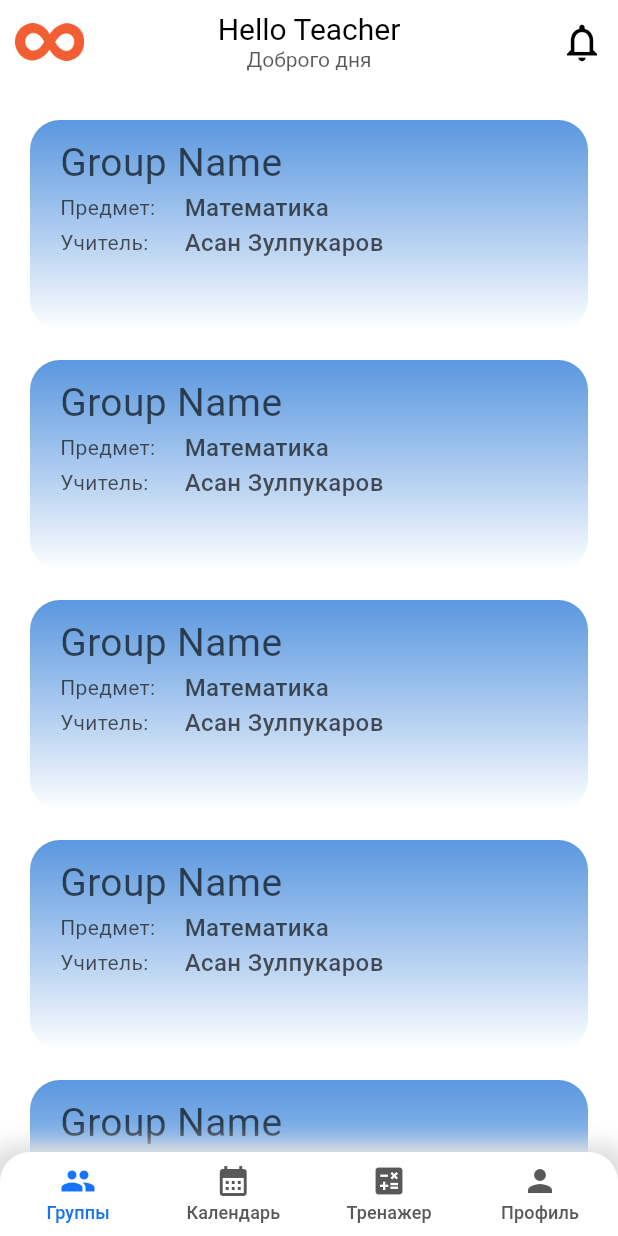
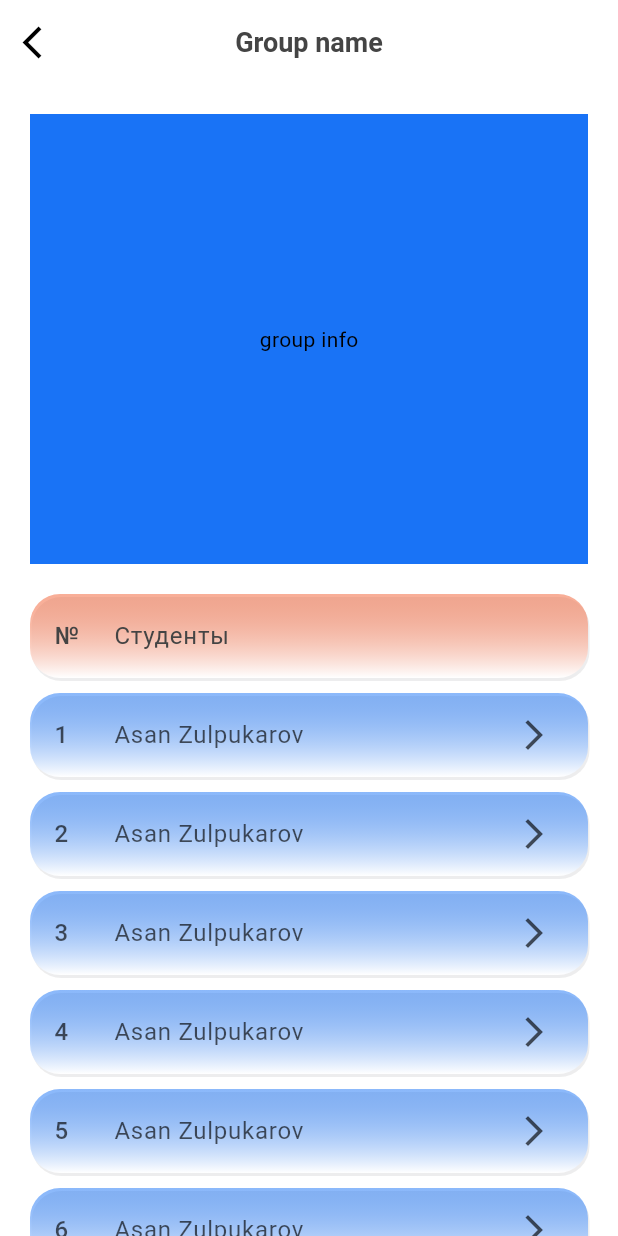
Before and after one commit to AsanZulpukarov/academia_rosta-2.0, a Flutter app: the HomeScreen screen opened directly, after a tap on "Group Name", on a phone screen of 412 x 824 dp. Run offline on Flutter 3.47's test engine with Material 3 defaults, Android fonts, the phone set to English and light mode, and no system bars; our stand-ins replace flutter_screenutil, gap, table_calendar; Roboto replaces fonts that are missing (Gilroy).

Commit message:
change design and add pages

```diff
--- a/lib/app_theme.dart
+++ b/lib/app_theme.dart
@@ -56,11 +56,7 @@ class AppTheme {
     appBarTheme: AppBarTheme(
       centerTitle: false,
       elevation: 0,
-      titleTextStyle: AppTextStyles.black18Semibold.copyWith(
-        fontSize: 24,
-        color: AppColors.black,
-        fontWeight: FontWeight.w800,
-      ),
+      titleTextStyle: AppTextStyles.black18Semibold,
       titleSpacing: 0,
       backgroundColor: Colors.transparent,
       iconTheme: const IconThemeData(
@@ -86,11 +82,6 @@ class AppTheme {
         borderSide: BorderSide.none,
         borderRadius: BorderRadius.all(Radius.circular(8)),
       ),
-
-      // constraints: BoxConstraints(
-      //   maxHeight: 50,
-      //   minHeight: 49,
-      // ),
       contentPadding: EdgeInsets.symmetric(
         vertical: 16,
         horizontal: 20,
--- /dev/null
+++ b/lib/features/presentation/pages/home/group_page/group_info.dart
@@ -0,0 +1,123 @@
+import 'package:academia_rosta_diplom/app_theme.dart';
+import 'package:flutter/material.dart';
+import 'package:gap/gap.dart';
+
+import '../../../../../app_text_styles.dart';
+
+class GroupInfo extends StatelessWidget {
+  const GroupInfo({Key? key}) : super(key: key);
+
+  @override
+  Widget build(BuildContext context) {
+    return Scaffold(
+      appBar: AppBar(
+        title: const Text("Group name"),
+        centerTitle: true,
+        leading: IconButton(
+          splashRadius: 20,
+          alignment: Alignment.center,
+          icon: Icon(Icons.arrow_back_ios),
+          onPressed: () {
+            Navigator.pop(context);
+          },
+        ),
+      ),
+      body: SingleChildScrollView(
+        physics: ScrollPhysics(),
+        padding: const EdgeInsets.all(20.0),
+        child: Column(
+          children: [
+            Container(
+              alignment: Alignment.center,
+              height: 300,
+              color: AppColors.customButton,
+              child: Text("group info"),
+            ),
+            Gap(20),
+            Container(
+              decoration: BoxDecoration(
+                gradient: LinearGradient(
+                  begin: Alignment.topCenter,
+                  end: Alignment.bottomCenter,
+                  colors: [
+                    AppColors.secondaryColor.withOpacity(0.5),
+                    AppColors.white,
+                  ],
+                ),
+                boxShadow: const [
+                  BoxShadow(
+                    color: Color.fromRGBO(30, 32, 37, 0.08),
+                    offset: Offset(1, 2),
+                    blurRadius: 0,
+                    spreadRadius: 0,
+                    blurStyle: BlurStyle.inner,
+                  ),
+                ],
+                borderRadius: BorderRadius.circular(20),
+              ),
+              child: ListTile(
+                title: Text(
+                  "Студенты",
+                  style: AppTextStyles.black16Regular,
+                ),
+                leading: Text(
+                  "№",
+                  style: AppTextStyles.black16Regular,
+                ),
+              ),
+            ),
+            Gap(10),
+            ListView.separated(
+              shrinkWrap: true,
+              physics: const NeverScrollableScrollPhysics(),
+              itemCount: 7,
+              itemBuilder: (context, index) {
+                return Container(
+                  decoration: BoxDecoration(
+                    gradient: LinearGradient(
+                      begin: Alignment.topCenter,
+                      end: Alignment.bottomCenter,
+                      colors: [
+                        AppColors.main.withOpacity(0.5),
+                        AppColors.white,
+                      ],
+                    ),
+                    boxShadow: const [
+                      BoxShadow(
+                        color: Color.fromRGBO(30, 32, 37, 0.08),
+                        offset: Offset(1, 2),
+                        blurRadius: 0,
+                        spreadRadius: 0,
+                        blurStyle: BlurStyle.inner,
+                      ),
+                    ],
+                    borderRadius: BorderRadius.circular(20),
+                  ),
+                  child: ListTile(
+                    title: Text(
+                      "Asan Zulpukarov",
+                      style: AppTextStyles.black16Regular
+                          .copyWith(color: AppColors.blackOpacity65),
+                    ),
+                    leading: Text(
+                      (index + 1).toString(),
+                      style: AppTextStyles.black16Regular
+                          .copyWith(color: AppColors.blackOpacity65),
+                    ),
+                    trailing: Icon(
+                      Icons.arrow_forward_ios,
+                      color: AppColors.blackOpacity65,
+                    ),
+                  ),
+                );
+              },
+              separatorBuilder: (BuildContext context, int index) {
+                return const Gap(10);
+              },
+            ),
+          ],
+        ),
+      ),
+    );
+  }
+}
--- a/lib/features/presentation/pages/home/group_screen.dart
+++ b/lib/features/presentation/pages/home/group_page/group_screen.dart
@@ -1,5 +1,6 @@
 import 'package:academia_rosta_diplom/app_text_styles.dart';
 import 'package:academia_rosta_diplom/app_theme.dart';
+import 'package:academia_rosta_diplom/features/presentation/pages/home/group_page/group_info.dart';
 import 'package:flutter/material.dart';
 import 'package:gap/gap.dart';
 
@@ -13,7 +14,10 @@ class GroupScreen extends StatelessWidget {
       itemCount: 5,
       itemBuilder: (context, index) {
         return GestureDetector(
-          onTap: () {},
+          onTap: () {
+            Navigator.push(
+                context, MaterialPageRoute(builder: (context) => GroupInfo()));
+          },
           child: Container(
             height: 140,
             padding: const EdgeInsets.symmetric(vertical: 10, horizontal: 20),
--- a/lib/features/presentation/pages/home/home_screen.dart
+++ b/lib/features/presentation/pages/home/home_screen.dart
@@ -1,11 +1,10 @@
 import 'package:academia_rosta_diplom/app_text_styles.dart';
 import 'package:academia_rosta_diplom/app_theme.dart';
 import 'package:academia_rosta_diplom/features/presentation/pages/home/calendar_screen.dart';
-import 'package:academia_rosta_diplom/features/presentation/pages/home/group_screen.dart';
+import 'package:academia_rosta_diplom/features/presentation/pages/home/group_page/group_screen.dart';
 import 'package:academia_rosta_diplom/features/presentation/pages/home/profile_screen.dart';
-import 'package:academia_rosta_diplom/features/presentation/pages/home/train_screen.dart';
+import 'package:academia_rosta_diplom/features/presentation/pages/home/train_page/train_screen.dart';
 import 'package:academia_rosta_diplom/features/presentation/widgets/home/my_app_bar.dart';
-import 'package:academia_rosta_diplom/main.dart';
 import 'package:flutter/material.dart';
 
 class NavBarItem {
@@ -58,12 +57,8 @@ class _HomeScreenState extends State<HomeScreen> {
   Widget build(BuildContext context) {
     return Scaffold(
       appBar: MyAppBar(),
-      body: Padding(
-        padding: const EdgeInsets.only(bottom: 40),
-        child: _navBarOptions.elementAt(_selectedIndex).screen,
-      ),
-      floatingActionButtonLocation: FloatingActionButtonLocation.centerDocked,
-      floatingActionButton: Container(
+      body: _navBarOptions.elementAt(_selectedIndex).screen,
+      bottomNavigationBar: Container(
         height: 56,
         decoration: BoxDecoration(
           color: AppColors.white,
```
Also changed, not shown: lib/features/presentation/pages/home/calendar_screen.dart (+11 -12 lines), lib/features/presentation/pages/home/train_page/choose_theme_dialog.dart (added, +49 -0 lines), lib/features/presentation/pages/home/train_page/show_train_number.dart (added, +32 -0 lines), lib/features/presentation/pages/home/train_page/train_screen.dart (renamed from lib/features/presentation/pages/home/train_screen.dart, +40 -19 lines).
